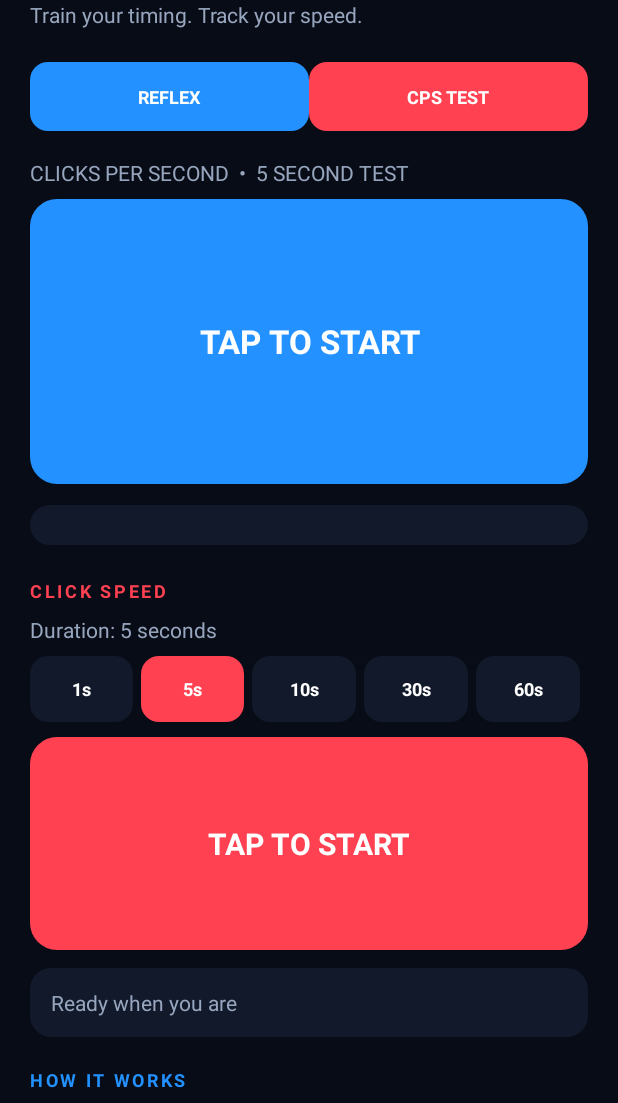
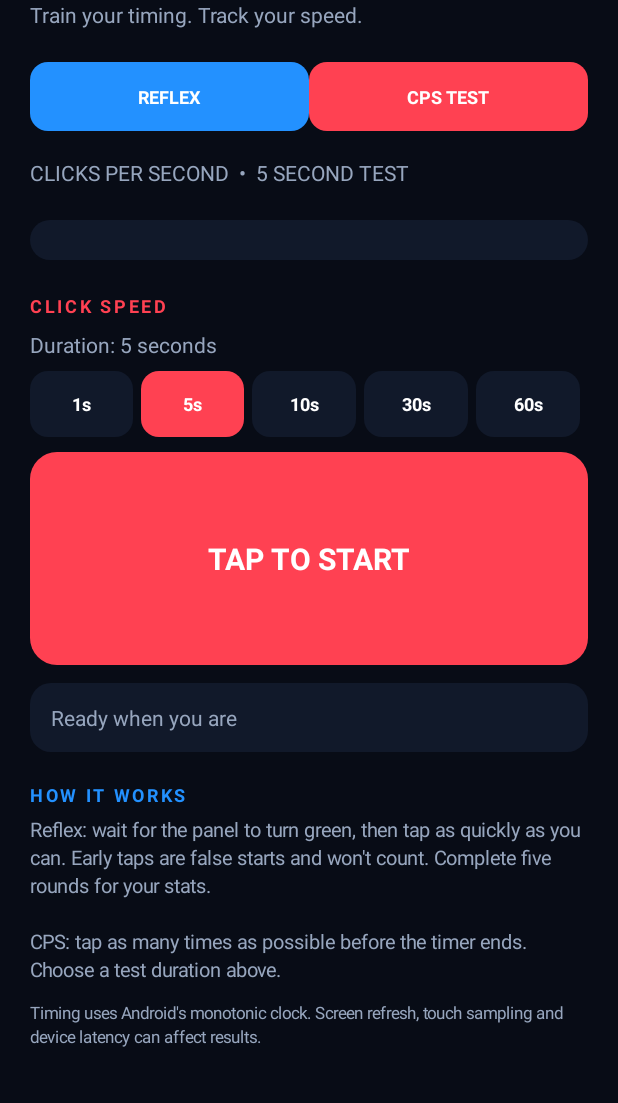
Before and after one commit to Zainali6059597/NitroZAReflex, an Android app: the screen it shows after launch (MainActivity), after a tap on "CPS TEST", on a phone screen of 412 x 824 dp, the part 133-1236 px from its top. Run offline under Robolectric (Android 15) with nearby library versions, the phone set to English and light mode, and no system bars; 1 statement that could not run was skipped; 1 other tap on this screen came first.

Commit message:
Fix mode switching and clean up lifecycle

```diff
--- a/app/src/main/java/com/nitroza/reflex/MainActivity.kt
+++ b/app/src/main/java/com/nitroza/reflex/MainActivity.kt
@@ -9,9 +9,7 @@ import android.os.Handler
 import android.os.Looper
 import android.os.SystemClock
 import android.view.Gravity
-import android.view.MotionEvent
 import android.view.View
-import android.widget.Button
 import android.widget.LinearLayout
 import android.widget.ScrollView
 import android.widget.TextView
@@ -158,11 +156,6 @@ class MainActivity : Activity() {
         durationLabel.visibility = if (isReflex) View.GONE else View.VISIBLE
         cpsButton.visibility = if (isReflex) View.GONE else View.VISIBLE
         cpsStats.visibility = if (isReflex) View.GONE else View.VISIBLE
-        root.getChildAt(7).visibility = if (isReflex) View.GONE else View.VISIBLE
-        root.getChildAt(8).visibility = if (isReflex) View.GONE else View.VISIBLE
-        root.getChildAt(9).visibility = if (isReflex) View.GONE else View.VISIBLE
-        root.getChildAt(10).visibility = if (isReflex) View.GONE else View.VISIBLE
-        root.getChildAt(11).visibility = if (isReflex) View.GONE else View.VISIBLE
         if (!isReflex) {
             reactionButton.text = "TAP TO START"
         }
@@ -287,4 +280,9 @@ class MainActivity : Activity() {
     private fun spaceView(width: Int, height: Int) = View(this)
     private fun weightParams() = LinearLayout.LayoutParams(0, dp(46), 1f)
     private fun dp(value: Int) = (value * resources.displayMetrics.density).roundToInt()
+
+    override fun onDestroy() {
+        handler.removeCallbacksAndMessages(null)
+        super.onDestroy()
+    }
 }
```
